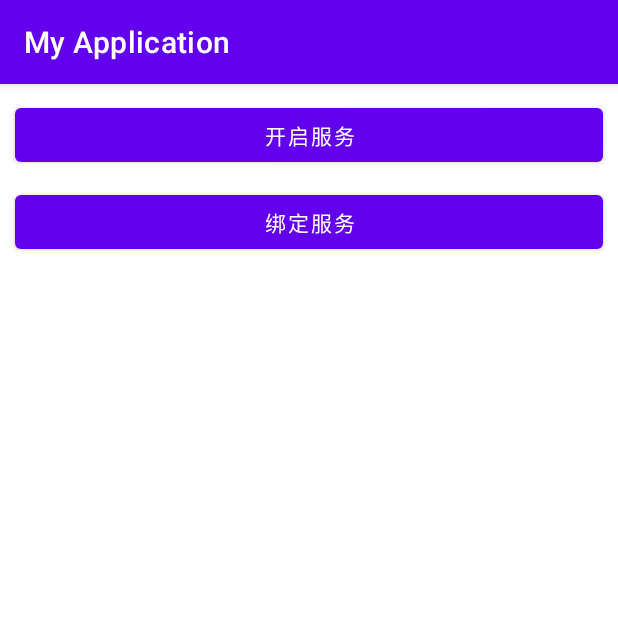
After one commit to liangdepeng/Android_Guide, an Android app: the ServiceActivity screen opened directly, with no data from a screen before it, on a phone screen of 412 x 824 dp, the top half of it. The commit adds this screen. Run offline under Robolectric (Android 15) with nearby library versions, the phone set to English and light mode, and no system bars.

Commit message:
新增 ServiceActivity 服务相关

```diff
--- a/app/src/main/AndroidManifest.xml
+++ b/app/src/main/AndroidManifest.xml
@@ -43,6 +43,9 @@
 
             </intent-filter>
         </activity>
+
+        <activity android:name=".service.ServiceActivity"/>
+        <service android:name=".service.MyService"/>
     </application>
 
 </manifest>
--- /dev/null
+++ b/app/src/main/java/com/example/myapplication/service/ServiceActivity.java
@@ -0,0 +1,160 @@
+package com.example.myapplication.service;
+
+import android.content.ComponentName;
+import android.content.Intent;
+import android.content.ServiceConnection;
+import android.graphics.Color;
+import android.os.Bundle;
+import android.os.Handler;
+import android.os.IBinder;
+import android.os.Looper;
+import android.os.Message;
+import android.view.LayoutInflater;
+import android.view.View;
+import android.view.ViewGroup;
+import android.widget.TextView;
+import android.widget.Toast;
+
+import androidx.annotation.NonNull;
+import androidx.annotation.Nullable;
+import androidx.appcompat.app.AppCompatActivity;
+import androidx.recyclerview.widget.LinearLayoutManager;
+import androidx.recyclerview.widget.RecyclerView;
+
+import com.example.myapplication.base.BaseRecyclerAdapter;
+import com.example.myapplication.base.BaseViewHolder;
+import com.example.myapplication.databinding.ActivityServiceBinding;
+
+import java.lang.ref.WeakReference;
+
+/**
+ * Created by ldp.
+ * <p>
+ * Date: 2021/9/16
+ * <p>
+ * Summary: 服务 四大组件之一
+ */
+public class ServiceActivity extends AppCompatActivity {
+
+    private ActivityServiceBinding binding;
+    private MyHandler myHandler;
+    private BaseRecyclerAdapter<String, BaseViewHolder> recyclerAdapter;
+
+    @Override
+    protected void onCreate(@Nullable Bundle savedInstanceState) {
+        super.onCreate(savedInstanceState);
+        binding = ActivityServiceBinding.inflate(LayoutInflater.from(this));
+        setContentView(binding.getRoot());
+
+        myHandler = new MyHandler(this);
+
+        binding.serviceLaunchBtn.setOnClickListener(new View.OnClickListener() {
+            @Override
+            public void onClick(View v) {
+                // 开启一个服务 不能和服务端通信
+                Intent intent = new Intent(ServiceActivity.this, MyService.class);
+                startService(intent);
+            }
+        });
+
+        binding.serviceBindBtn.setOnClickListener(new View.OnClickListener() {
+            private boolean isBind = false;
+
+            @Override
+            public void onClick(View v) {
+                if (isBind) {
+                    unbindService(connection);
+                    myHandler.removeMessages(200);
+                    isBind = false;
+                    binding.serviceBindBtn.setText("绑定服务");
+                } else {
+                    Intent intent = new Intent(ServiceActivity.this, MyService.class);
+                    isBind = bindService(intent, connection, BIND_AUTO_CREATE);
+                    if (isBind)binding.serviceBindBtn.setText("解除绑定服务");
+                }
+            }
+        });
+
+        initRV();
+    }
+
+
+    private MyService myService;
+
+    // 调用 bindService 需要 创建 ServiceConnection 可以和服务端通信
+    private final ServiceConnection connection = new ServiceConnection() {
+        @Override
+        public void onServiceConnected(ComponentName name, IBinder service) {
+            Toast.makeText(ServiceActivity.this, "onServiceConnected", Toast.LENGTH_SHORT).show();
+
+            MyService.MyBinder myBinder = (MyService.MyBinder) service;
+            myService = myBinder.getService();
+
+            if (myService != null) {
+                myHandler.sendEmptyMessageDelayed(200, 3000);
+            }
+        }
+
+        @Override
+        public void onServiceDisconnected(ComponentName name) {
+            myService = null;
+        }
+    };
+
+
+    private void initRV() {
+        LinearLayoutManager manager = new LinearLayoutManager(this);
+        manager.setStackFromEnd(true);
+        binding.recyclerview.setLayoutManager(manager);
+        recyclerAdapter = new BaseRecyclerAdapter<String, BaseViewHolder>(this) {
+
+            @NonNull
+            @Override
+            public BaseViewHolder onCreateViewHolder(@NonNull ViewGroup parent, int viewType) {
+
+                TextView textView = new TextView(mContext);
+                textView.setTextSize(14f);
+                textView.setTextColor(Color.BLUE);
+                textView.setPadding(30, 40, 30, 40);
+
+                RecyclerView.LayoutParams layoutParams = new RecyclerView.LayoutParams(ViewGroup.LayoutParams.MATCH_PARENT, ViewGroup.LayoutParams.WRAP_CONTENT);
+
+                textView.setLayoutParams(layoutParams);
+
+                return new BaseViewHolder(textView);
+            }
+
+            @Override
+            protected void onBindItemView(BaseViewHolder holder, String s, int position) {
+                ((TextView) holder.itemView).setText(position + ": " + s);
+            }
+        };
+        binding.recyclerview.setAdapter(recyclerAdapter);
+    }
+
+    private static class MyHandler extends Handler {
+
+        private final WeakReference<ServiceActivity> reference;
+
+        public MyHandler(ServiceActivity activity) {
+            super(Looper.getMainLooper());
+            reference = new WeakReference<>(activity);
+        }
+
+        @Override
+        public void dispatchMessage(@NonNull Message msg) {
+//            super.dispatchMessage(msg);
+
+            if (msg.what == 200) {
+
+                if (reference.get() != null) {
+                    reference.get().recyclerAdapter.addData(reference.get().myService.getContent());
+                    reference.get().binding.recyclerview.smoothScrollToPosition(reference.get().recyclerAdapter.getLastIndex());
+                }
+
+                msg.getTarget().sendEmptyMessageDelayed(200, 3000);
+            }
+
+        }
+    }
+}
--- /dev/null
+++ b/app/src/main/res/layout/activity_service.xml
@@ -0,0 +1,31 @@
+<?xml version="1.0" encoding="utf-8"?>
+<androidx.constraintlayout.widget.ConstraintLayout xmlns:android="http://schemas.android.com/apk/res/android"
+    xmlns:app="http://schemas.android.com/apk/res-auto"
+    android:layout_width="match_parent"
+    android:layout_height="match_parent">
+
+    <Button
+        android:id="@+id/service_launch_btn"
+        android:layout_width="match_parent"
+        android:layout_height="wrap_content"
+        android:layout_margin="10dp"
+        android:text="开启服务"
+        app:layout_constraintTop_toTopOf="parent" />
+
+    <Button
+        android:id="@+id/service_bind_btn"
+        android:layout_width="match_parent"
+        android:layout_height="wrap_content"
+        android:layout_margin="10dp"
+        android:text="绑定服务"
+        app:layout_constraintTop_toBottomOf="@+id/service_launch_btn" />
+
+    <androidx.recyclerview.widget.RecyclerView
+        android:id="@+id/recyclerview"
+        android:layout_width="match_parent"
+        android:layout_height="0dp"
+        android:padding="12dp"
+        app:layout_constraintBottom_toBottomOf="parent"
+        app:layout_constraintTop_toBottomOf="@+id/service_bind_btn" />
+
+</androidx.constraintlayout.widget.ConstraintLayout>
```
Also changed, not shown: app/src/main/java/com/example/myapplication/MainActivity.kt (+5 -2 lines), app/src/main/java/com/example/myapplication/base/BaseRecyclerAdapter.java (+11 -3 lines), app/src/main/java/com/example/myapplication/service/MyService.java (added, +120 -0 lines).
